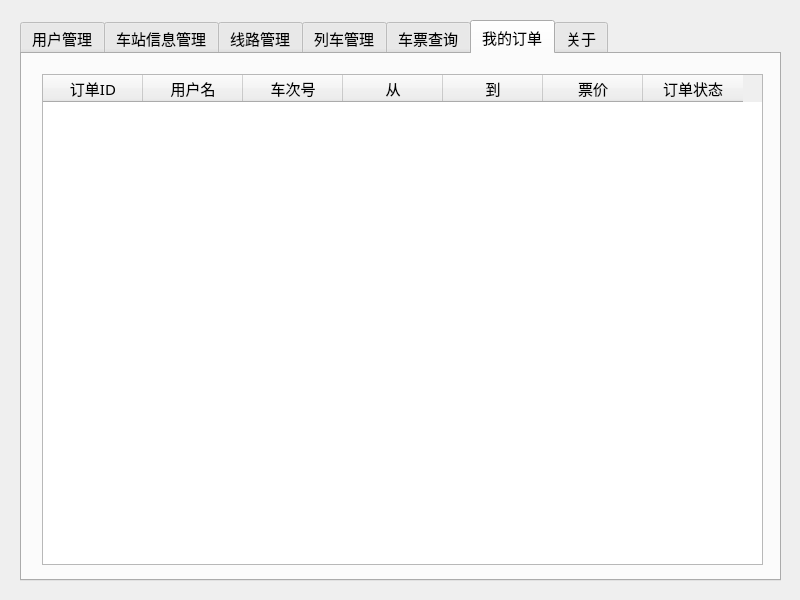
First picture: the form in mainWindow.ui, repository nathan21hz/RailInfoSys, before the edit.
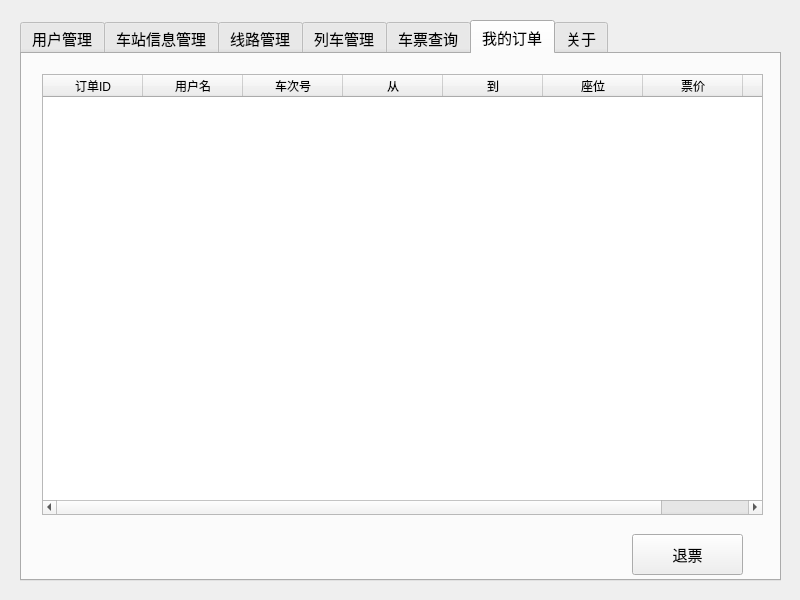
Second picture: the form after the edit. The open tabs and pages were chosen to show the change.

Commit message: refund function

What changed in the file:
```diff
--- a/mainWindow.ui
+++ b/mainWindow.ui
@@ -1253,7 +1253,7 @@
         <x>20</x>
         <y>20</y>
         <width>721</width>
-        <height>491</height>
+        <height>441</height>
        </rect>
       </property>
       <property name="editTriggers">
@@ -1287,6 +1287,11 @@
         <string>到</string>
        </property>
       </column>
+      <column>
+       <property name="text">
+        <string>座位</string>
+       </property>
+      </column>
       <column>
        <property name="text">
         <string>票价</string>
@@ -1298,6 +1303,19 @@
        </property>
       </column>
      </widget>
+     <widget class="QPushButton" name="button_order_refund">
+      <property name="geometry">
+       <rect>
+        <x>610</x>
+        <y>480</y>
+        <width>111</width>
+        <height>41</height>
+       </rect>
+      </property>
+      <property name="text">
+       <string>退票</string>
+      </property>
+     </widget>
     </widget>
     <widget class="QWidget" name="tab">
      <attribute name="title">
```
Left out of the diff: 41 changed lines with no effect on the pictures. The commit also changes 4 other files.
